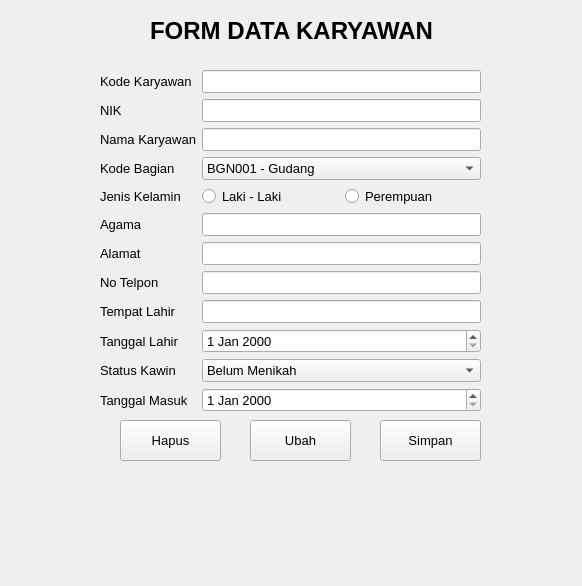
Above: ui/formkaryawan.ui from adiyatzzz/Aplikasi-Penggajian-Pyqt6 before the change. Below: the same form after it.
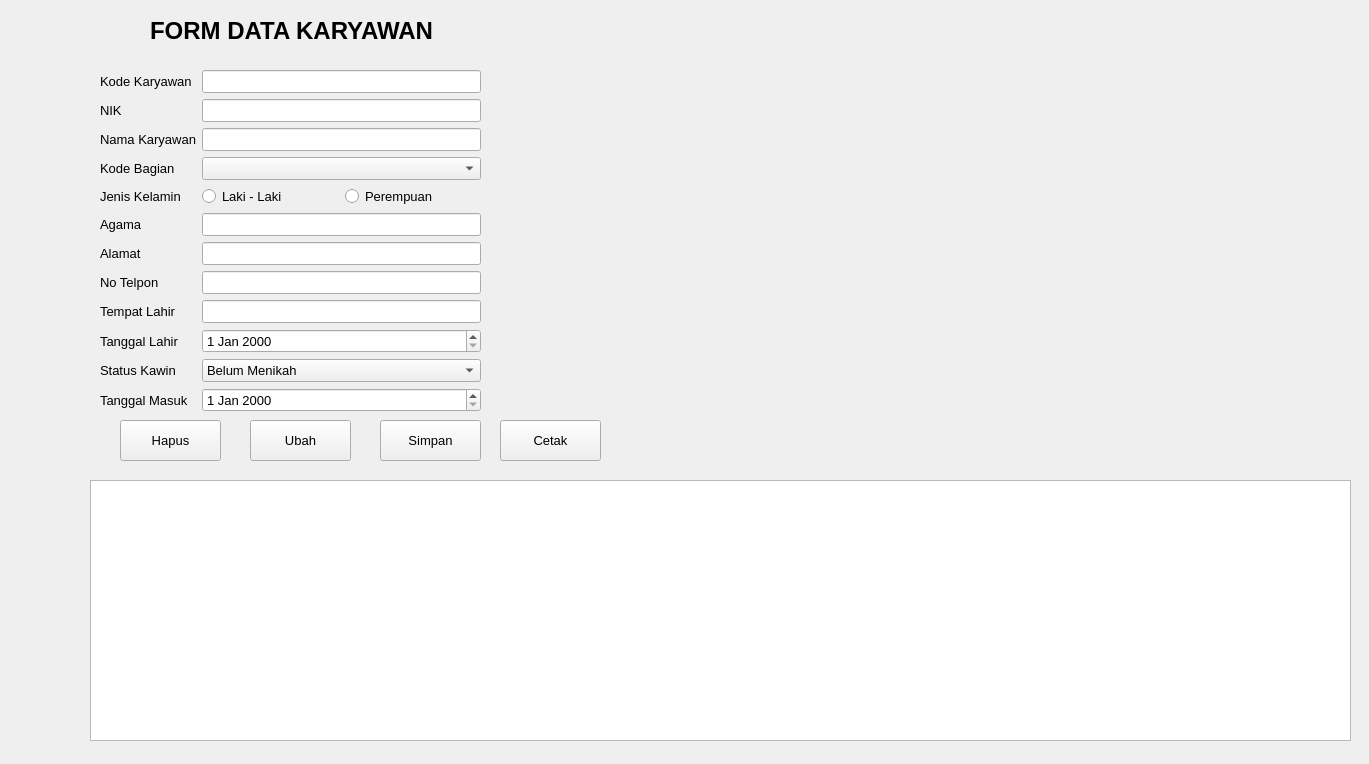
That is the form after the change.

Commit message: menambahkan fitur CRUD dan cetak data di semua form

What changed in the file:
```diff
--- a/ui/formkaryawan.ui
+++ b/ui/formkaryawan.ui
@@ -6,8 +6,8 @@
    <rect>
     <x>0</x>
     <y>0</y>
-    <width>582</width>
-    <height>586</height>
+    <width>1369</width>
+    <height>764</height>
    </rect>
   </property>
   <property name="windowTitle">
@@ -110,16 +110,6 @@
         <pointsize>10</pointsize>
        </font>
       </property>
-      <item>
-       <property name="text">
-        <string>BGN001 - Gudang</string>
-       </property>
-      </item>
-      <item>
-       <property name="text">
-        <string>BGN002 - Admin</string>
-       </property>
-      </item>
      </widget>
     </item>
     <item row="4" column="0">
@@ -394,6 +384,34 @@
     <string>Hapus</string>
    </property>
   </widget>
+  <widget class="QTableView" name="tableKaryawan">
+   <property name="geometry">
+    <rect>
+     <x>90</x>
+     <y>480</y>
+     <width>1261</width>
+     <height>261</height>
+    </rect>
+   </property>
+  </widget>
+  <widget class="QPushButton" name="btnCetak">
+   <property name="geometry">
+    <rect>
+     <x>500</x>
+     <y>420</y>
+     <width>101</width>
+     <height>41</height>
+    </rect>
+   </property>
+   <property name="font">
+    <font>
+     <pointsize>10</pointsize>
+    </font>
+   </property>
+   <property name="text">
+    <string>Cetak</string>
+   </property>
+  </widget>
  </widget>
  <resources/>
  <connections/>
```
Left out of the diff: 23 changed lines with no effect on the pictures. The commit also changes 13 other files.
